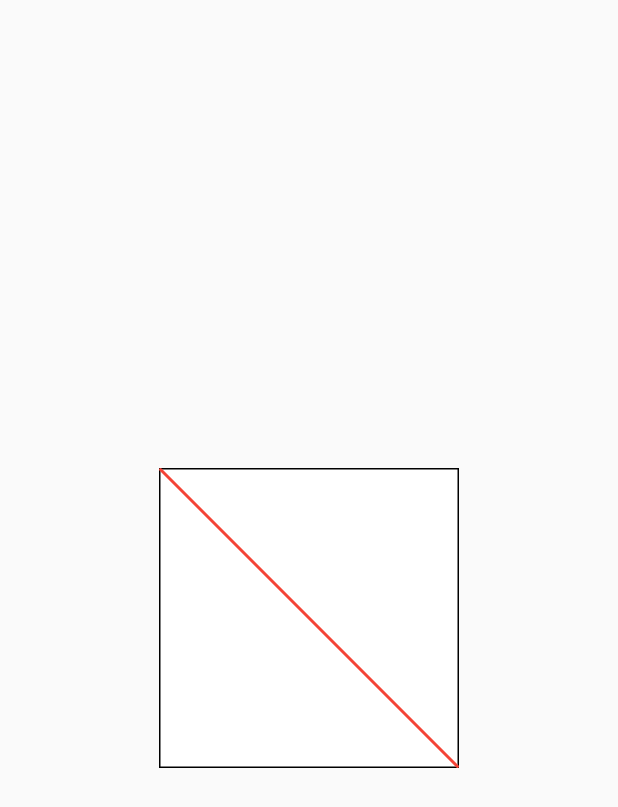
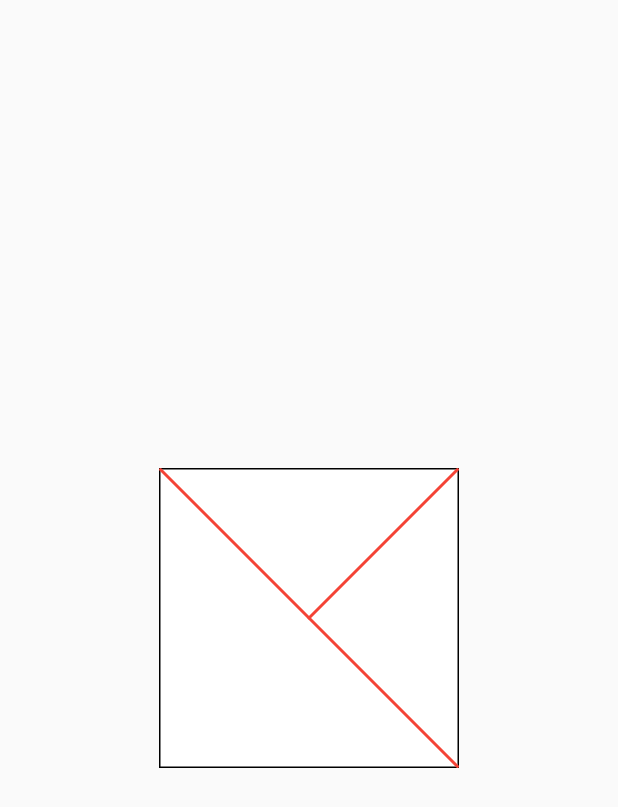
Before and after one commit to LandWhale2/Flutter-Ui, a Flutter app: the ProfilePage screen opened directly, after a tap on "23", on a phone screen of 412 x 824 dp. Shown: the top 807 px of the screen. Run offline on Flutter 3.47's test engine with Material 2 defaults, Android fonts, the phone set to English and light mode, and no system bars.

Commit message:
[exam]add paint

```diff
--- a/lib/Page/ProfilePage.dart
+++ b/lib/Page/ProfilePage.dart
@@ -162,11 +162,15 @@ class CurvePainter extends CustomPainter {
     Paint Rightpaint = Paint()
       ..color = Colors.red
       ..strokeCap =StrokeCap.round
-      ..style = PaintingStyle.stroke
-      ..strokeWidth = 300
+      ..strokeWidth =2;
+    Paint Leftpaint = Paint()
+      ..color = Colors.red
+      ..strokeCap =StrokeCap.round
       ..strokeWidth =2;
 
     _paintRightLine(canvas, size, Rightpaint);
+    _paintLeftLine(canvas, size, Leftpaint);
+
 
   }
 
@@ -179,11 +183,11 @@ class CurvePainter extends CustomPainter {
   }
 
 
-//  _paintLeftLine(Canvas canvas, Size size, Paint paint){
-//    Offset p1 = Offset(0,0);
-//    Offset p2 = Offset(size.width, size.height);
-//    canvas.drawLine(p1, p2, paint);
-//  }
+  _paintLeftLine(Canvas canvas, Size size, Paint paint){
+    Offset p1 = Offset(size.width, 0);
+    Offset p2 = Offset(size.width/2, size.height/2);
+    canvas.drawLine(p1, p2, paint);
+  }
 
 
   @override
```
